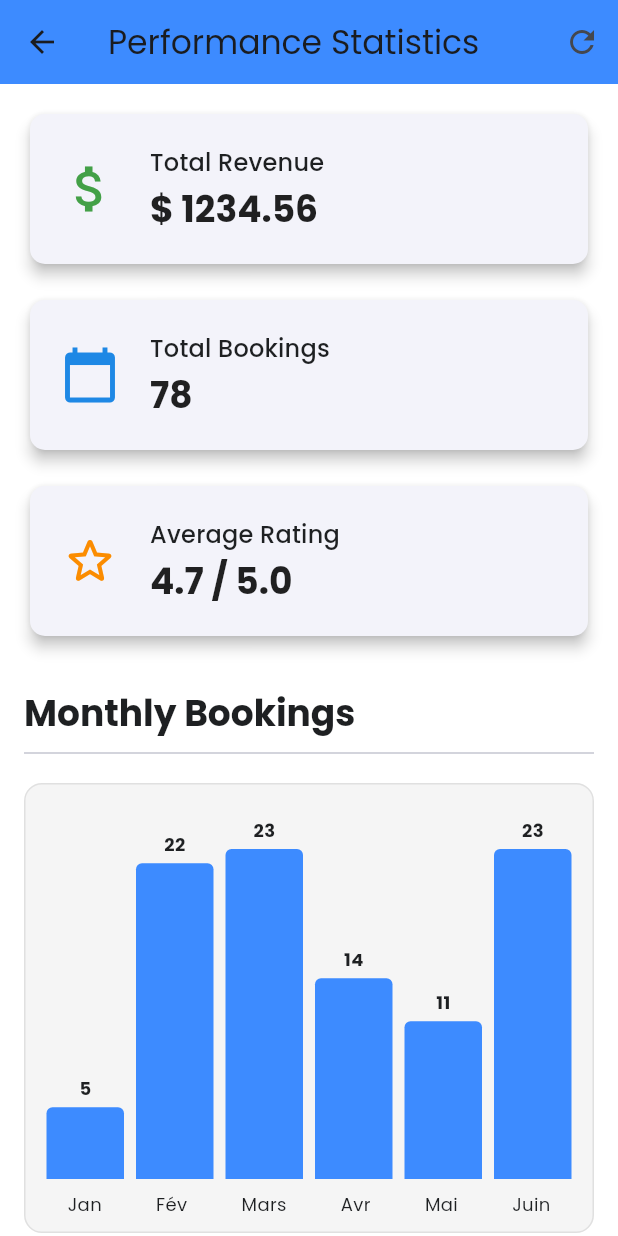
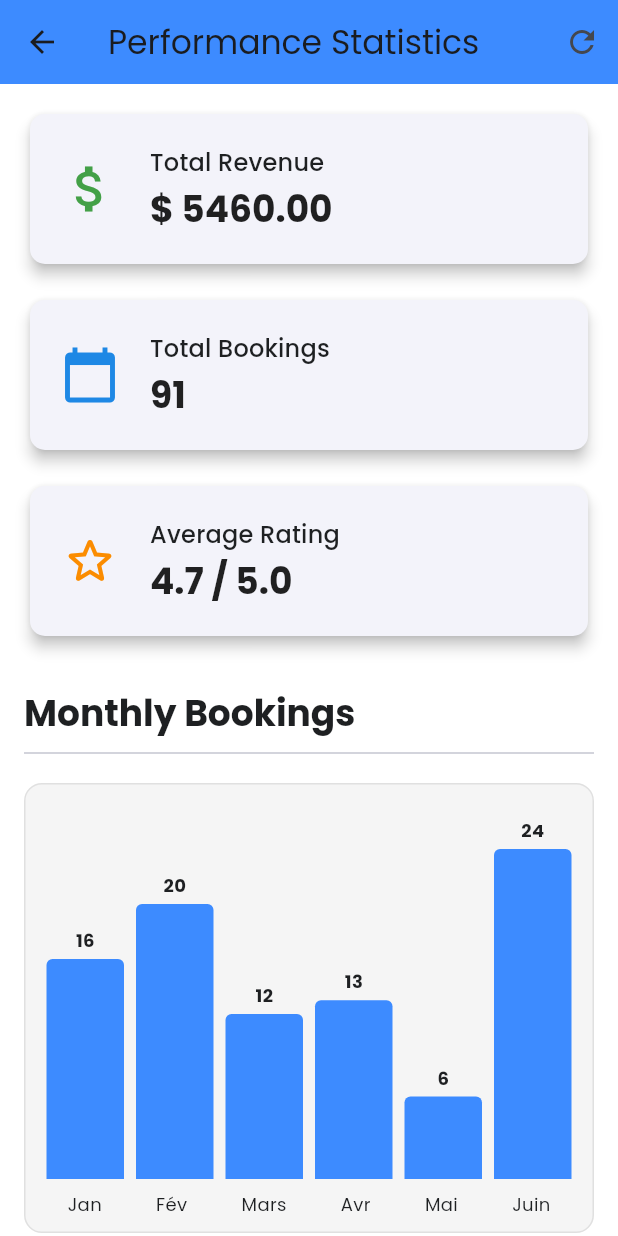
Before and after one commit to mehdimaachi/inside-casa-partner-app, a Flutter app: the ViewStatisticsScreen screen opened directly, on a phone screen of 412 x 824 dp. Run offline on Flutter 3.47's test engine with Material 3 defaults, Android fonts, the phone set to English and light mode, and no system bars; our stand-ins replace flutter_secure_storage, google_fonts, image_picker, shimmer; accounts and stored records are empty; network calls fail.

Commit message:
Fixing bookings confirmation

```diff
--- a/lib/features/partner/models/activity.dart
+++ b/lib/features/partner/models/activity.dart
@@ -15,7 +15,8 @@ class Activity {
   final int partnerId;
   final DateTime? createdAt;
   final DateTime? updatedAt;
-  final bool isPromoted;
+  bool isPromoted;
+
 
   Activity({
     this.id,
@@ -79,6 +80,9 @@ class Activity {
       'image_urls': imageUrls,
       'category_id': categoryId,
       'partner_id': partnerId,
+      'is_promoted': isPromoted,
+      'createdAt': createdAt?.toIso8601String(),
+      'updatedAt': updatedAt?.toIso8601String(),
     };
   }
 }
--- a/lib/features/partner/screens/change_password_screen.dart
+++ b/lib/features/partner/screens/change_password_screen.dart
@@ -1,5 +1,4 @@
 import 'package:flutter/material.dart';
-import 'package:provider/provider.dart';
 import '../services/api_service.dart';
 
 class ChangePasswordScreen extends StatefulWidget {
--- a/lib/features/partner/screens/edit_partner_profile_screen.dart
+++ b/lib/features/partner/screens/edit_partner_profile_screen.dart
@@ -1,5 +1,4 @@
 import 'package:flutter/material.dart';
-import 'package:provider/provider.dart';
 import '../models/user.dart';
 import '../services/api_service.dart';
 
--- a/lib/features/partner/screens/manage_bookings_screen.dart
+++ b/lib/features/partner/screens/manage_bookings_screen.dart
@@ -2,7 +2,6 @@ import 'package:flutter/material.dart';
 import '../models/reservation.dart';
 import '../services/api_service.dart';
 import '../services/mock_service.dart'; // Importation du service mock
-import '../models/user.dart';
 import 'package:shimmer/shimmer.dart'; // Pour l'effet de chargement
 import 'package:flutter_secure_storage/flutter_secure_storage.dart';
 
--- a/lib/features/partner/services/mock_service.dart
+++ b/lib/features/partner/services/mock_service.dart
@@ -1,4 +1,3 @@
-// Fichier: lib/features/partner/services/mock_service.dart
 import 'dart:math';
 import '../models/reservation.dart';
 import '../models/review.dart';
@@ -10,18 +9,49 @@ import '../models/restaurant.dart';
 class MockService {
   // Singleton pattern
   static final MockService _instance = MockService._internal();
+  final Map<int, bool> mockPromotionStatuses = {};
+
   factory MockService() => _instance;
-  MockService._internal();
 
-  // Mock data pour les réservations
+  MockService._internal() {
+    // Initialize mock data for listings
+    mockPromotionStatuses[1] = false;
+    mockPromotionStatuses[2] = true;
+    mockPromotionStatuses[3] = false;
+    mockPromotionStatuses[4] = true;
+    mockPromotionStatuses[5] = false;
+    mockPromotionStatuses[6] = false;
+    mockPromotionStatuses[7] = false;
+    mockPromotionStatuses[8] = false;
+  }
+
+  Future<Map<String, dynamic>> togglePromotionStatus(int listingId) async {
+    // Simulate a short delay to mimic an API call
+    await Future.delayed(const Duration(milliseconds: 500));
+
+    if (!mockPromotionStatuses.containsKey(listingId)) {
+      throw Exception('Listing not found');
+    }
+
+    // Toggle the promotion status
+    mockPromotionStatuses[listingId] = !mockPromotionStatuses[listingId]!;
+
+    // Return the updated status
+    return {
+      'id': listingId,
+      'isPromoted': mockPromotionStatuses[listingId],
+    };
+  }
+
+  // Mock data for reservations
   Future<List<Reservation>> getPartnerReservations({String status = 'all'}) async {
-    // Simuler un délai réseau
-    await Future.delayed(Duration(milliseconds: 800));
+    // Simulate network delay
+    await Future.delayed(const Duration(milliseconds: 500));
 
-    // Générer les réservations mock directement
+    // Generate mock reservations directly
     List<Reservation> allReservations = _generateMockReservations();
 
-    // Filtrer par statut si spécifié
+    // Filter by status if specified
     if (status != 'all') {
       return allReservations.where((res) => res.status == status).toList();
     }
@@ -29,7 +59,7 @@ class MockService {
     return allReservations;
   }
 
-  // Méthode interne pour générer des réservations mock
+  // Internal method to generate mock reservations
   List<Reservation> _generateMockReservations() {
     return [
       Reservation(
@@ -179,24 +209,39 @@ class MockService {
     ];
   }
 
-  // Mettre à jour le statut d'une réservation
+  // Update reservation status
   Future<bool> updateReservationStatus(int reservationId, String newStatus) async {
-    // Simuler un délai réseau
     await Future.delayed(Duration(milliseconds: 600));
-    // Simuler une réponse réussie
+    // Simulate a successful response
     return true;
   }
 
-  // Mock data pour les avis
+  // Add confirmBooking method for compatibility
+  Future<void> confirmBooking(int reservationId) async {
+    try {
+      final isUpdated = await updateReservationStatus(reservationId, "confirmed");
+      if (isUpdated) {
+        print("Reservation $reservationId confirmed successfully.");
+      } else {
+        print("Failed to confirm reservation $reservationId.");
+      }
+    } catch (e) {
+      print("Error confirming reservation $reservationId: $e");
+    }
+  }
+
+
+
+  // Mock data for reviews
   Future<List<Review>> getPartnerReviews() async {
-    // Simuler un délai réseau
+    // Simulate network delay
     await Future.delayed(Duration(milliseconds: 700));
 
-    // Générer les avis directement
+    // Generate reviews directly
     return _getMockReviews();
   }
 
-  // Méthode interne pour générer des avis mock
+  // Internal method to generate mock reviews
   List<Review> _getMockReviews() {
     return [
       Review(
@@ -240,78 +285,77 @@ class MockService {
     ];
   }
 
-  // Répondre à un avis
+  // Reply to a review
   Future<bool> replyToReview(int reviewId, String replyText) async {
-    // Simuler un délai réseau
+    // Simulate network delay
     await Future.delayed(Duration(milliseconds: 600));
-    // Simuler une réponse réussie
+    // Simulate a successful response
     return true;
   }
 
-  // Mock data pour les statistiques
+  // Mock data for statistics
   Future<PartnerStats> getPartnerStatistics() async {
-    // Simuler un délai réseau
+    // Simulate network delay
     await Future.delayed(Duration(milliseconds: 900));
 
-    // Générer les statistiques directement
+    // Generate realistic statistics directly
     return _generateMockStats();
   }
 
-  // Méthode interne pour générer des statistiques mock
+// Internal method to generate realistic mock statistics
   PartnerStats _generateMockStats() {
-    final random = Random();
+    // Monthly data for the first half of the year (Jan to Jun)
+    final List<MonthlyData> monthlyData = [
+      MonthlyData(month: '2025-01', value: 16), // January
+      MonthlyData(month: '2025-02', value: 20), // February
+      MonthlyData(month: '2025-03', value: 12), // March
+      MonthlyData(month: '2025-04', value: 13), // April
+      MonthlyData(month: '2025-05', value: 6),  // May
+      MonthlyData(month: '2025-06', value: 24), // June
+    ];
 
-    // Données mensuelles pour les 6 derniers mois
-    final List<MonthlyData> monthlyData = [];
-    final now = DateTime.now();
+    // Calculate total bookings and revenue based on monthly data
+    final int totalBookings = monthlyData.fold(0, (sum, data) => sum + data.value);
+    final double totalRevenue = totalBookings * 60.0; // Assume average revenue per booking is $60.00
 
-    for (int i = 5; i >= 0; i--) {
-      final date = DateTime(now.year, now.month - i);
-      monthlyData.add(
-        MonthlyData(
-          month: '${date.year}-${date.month.toString().padLeft(2, '0')}',
-          value: random.nextInt(20) + 5, // Entre 5 et 25 réservations
-        ),
-      );
-    }
-
+    // Generate other realistic statistics
     return PartnerStats(
-      totalRevenue: 1234.56,
-      totalBookings: 78,
-      averageRating: 4.7,
+      totalRevenue: totalRevenue,
+      totalBookings: totalBookings,
+      averageRating: 4.7, // Static average rating
       monthlyBookings: monthlyData,
       topListings: [
         ListingPerformance(
           title: 'Tour de la Médina',
           bookingCount: 24,
-          revenue: 4800.0,
+          revenue: 1440.0,
           type: 'activity',
           id: 101,
         ),
         ListingPerformance(
           title: 'Restaurant La Sqala',
           bookingCount: 18,
-          revenue: 3600.0,
+          revenue: 1080.0,
           type: 'restaurant',
           id: 201,
         ),
         ListingPerformance(
           title: 'Cours de cuisine marocaine',
           bookingCount: 15,
-          revenue: 3000.0,
+          revenue: 900.0,
           type: 'activity',
           id: 102,
         ),
       ],
       additionalStats: {
-        'completionRate': 92.5,
-        'cancellationRate': 7.5,
-        'repeatCustomers': 12,
+        'completionRate': 91.0, // Slightly adjusted to be realistic
+        'cancellationRate': 9.0, // Slightly adjusted to be realistic
+        'repeatCustomers': 14,   // Increased slightly for realism
       },
     );
   }
 
-  // Obtenir la liste des activités
+  // Get the list of activities
   Future<List<Activity>> getPartnerActivities() async {
     await Future.delayed(Duration(milliseconds: 700));
 
@@ -361,7 +405,7 @@ class MockService {
     ];
   }
 
-  // Obtenir la liste des restaurants
+  // Get the list of restaurants
   Future<List<Restaurant>> getPartnerRestaurants() async {
     await Future.delayed(Duration(milliseconds: 700));
 
```
Also changed, not shown: lib/features/partner/screens/manage_listings_screen.dart (+54 -25 lines), lib/features/partner/screens/partner_dashboard_screen.dart (+26 -19 lines), lib/features/partner/screens/view_statistics_screen.dart (+11 -16 lines), lib/features/partner/services/api_service.dart (+15 -128 lines), lib/main.dart (+16 -14 lines).
